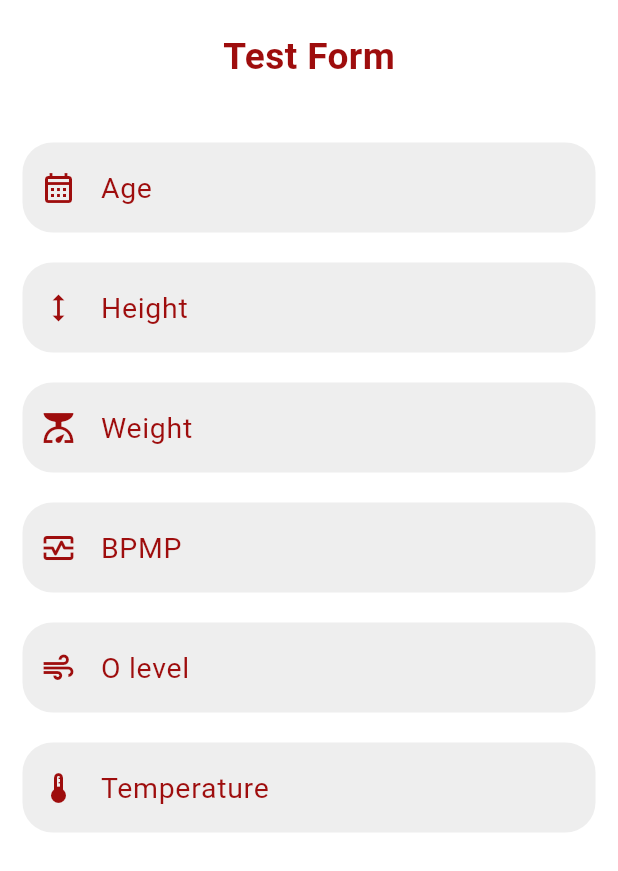
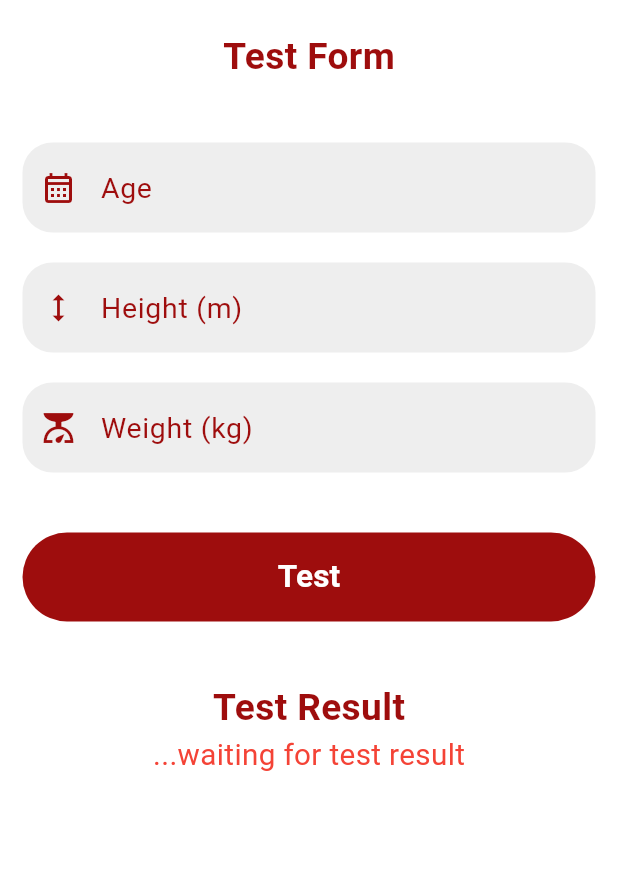
Before and after one commit to TegaO1/Pulse, a Flutter app: the TestPage screen opened directly, on a phone screen of 412 x 824 dp. Shown: the top 871 px of the screen. Run offline on Flutter 3.47's test engine with Material 3 defaults, Android fonts, the phone set to English and light mode, and no system bars; our stand-ins replace icons_plus.

Commit message:
test page updated

```diff
--- a/lib/screens/test_page.dart
+++ b/lib/screens/test_page.dart
@@ -1,14 +1,102 @@
 import 'package:flutter/material.dart';
 import 'package:pulse/constants.dart';
+import 'package:pulse/custom_widgets/custom_elevated_button.dart';
 import 'package:pulse/custom_widgets/custom_text_field.dart';
 
-class TestPage extends StatelessWidget {
+class TestPage extends StatefulWidget {
   const TestPage({super.key});
+
+  @override
+  State<TestPage> createState() => _TestPageState();
+}
+
+class _TestPageState extends State<TestPage> {
+  final TextEditingController heightController = TextEditingController();
+  final TextEditingController weightController = TextEditingController();
+  final TextEditingController ageController = TextEditingController();
+  bool isTested = false;
+  double bmi = 0.0;
+  String ageGrade = "";
+  String healthStatus = "";
+
+  Map<String, Map<String, double>> bmiScale = {
+    "Children": {
+      "Underweight": 0.005,
+      "Healthy": 0.85,
+      "Overweight": 0.95,
+    },
+    "Adult": {
+      "Underweight": 18.5,
+      "Healthy": 24.9,
+      "Overweight": 29.9,
+      "Obesity C1": 34.9,
+      "Obesity C2": 39.9,
+    },
+    "Older Adult": {
+      "Underweight": 18.5,
+      "Healthy": 24.9,
+      "Overweight": 29.9,
+    },
+  };
+
+  void calculateBMI(double weight, double height) {
+    // Calculate BMI using the formula: BMI = weight (kg) / height (m)^2
+    setState(() {
+      bmi = weight / (height * height);
+      determineAgeGrade(int.parse(ageController.text));
+      checkHealthStatus();
+      isTested = true;
+    });
+  }
+
+  void determineAgeGrade(int age) {
+    if (age >= 2 && age <= 19) {
+      ageGrade = "Children";
+    } else if (age >= 20 && age <= 64) {
+      ageGrade = "Adult";
+    } else if (age >= 65) {
+      ageGrade = "Older Adult";
+    } else {
+      ageGrade = "Unknown";
+    }
+  }
+
+  void checkHealthStatus() {
+    if (ageGrade == "Children") {
+      if (bmi < bmiScale[ageGrade]!["Underweight"]!) {
+        healthStatus = "Underweight";
+      } else if (bmi < bmiScale[ageGrade]!["Healthy"]!) {
+        healthStatus = "Healthy";
+      } else if (bmi < bmiScale[ageGrade]!["Overweight"]!) {
+        healthStatus = "Overweight";
+      } else {
+        healthStatus = "Obese";
+      }
+    } else if (ageGrade == "Adult" || ageGrade == "Older Adult") {
+      if (bmi < bmiScale[ageGrade]!["Underweight"]!) {
+        healthStatus = "Underweight";
+      } else if (bmi <= bmiScale[ageGrade]!["Healthy"]!) {
+        healthStatus = "Healthy";
+      } else if (bmi <= bmiScale[ageGrade]!["Overweight"]!) {
+        healthStatus = "Overweight";
+      } else if (ageGrade == "Adult" &&
+          bmi <= bmiScale[ageGrade]!["Obesity C1"]!) {
+        healthStatus = "Obesity C1";
+      } else if (ageGrade == "Adult" &&
+          bmi <= bmiScale[ageGrade]!["Obesity C2"]!) {
+        healthStatus = "Obesity C2";
+      } else {
+        healthStatus = "Severe Obesity";
+      }
+    } else {
+      healthStatus = "Unknown";
+    }
+  }
 
   @override
   Widget build(BuildContext context) {
     double screenHeight = MediaQuery.of(context).size.height;
-    // double screenWidth = MediaQuery.of(context).size.width;
+
     return Scaffold(
       backgroundColor: Colors.white,
       body: SafeArea(
@@ -26,35 +114,93 @@ class TestPage extends StatelessWidget {
                   ),
                 ),
                 smallSpace2x,
-                const CustomTextFormField(
+                CustomTextFormField(
                   hint: 'Age',
                   prefixIcon: Icon(Icons.calendar_month_outlined),
+                  controller: ageController,
                 ),
                 smallSpace,
-                const CustomTextFormField(
-                  hint: 'Height',
+                CustomTextFormField(
+                  hint: 'Height (m)',
                   prefixIcon: Icon(Icons.height_outlined),
+                  controller: heightController,
                 ),
                 smallSpace,
-                const CustomTextFormField(
-                  hint: 'Weight',
+                CustomTextFormField(
+                  hint: 'Weight (kg)',
                   prefixIcon: Icon(Icons.scale),
+                  controller: weightController,
                 ),
-                smallSpace,
-                const CustomTextFormField(
-                  hint: 'BPMP',
-                  prefixIcon: Icon(Icons.monitor_heart_outlined),
+                smallSpace2x,
+                CustomElevatedButton(
+                  value: "Test",
+                  onPressedFunc: () {
+                    calculateBMI(
+                      double.parse(weightController.text),
+                      double.parse(heightController.text),
+                    );
+                  },
+                  isExpanded: true,
                 ),
-                smallSpace,
-                const CustomTextFormField(
-                  hint: 'O level',
-                  prefixIcon: Icon(Icons.air_outlined),
+                smallSpace2x,
+                Text(
+                  'Test Result',
+                  style: TextStyle(
+                    fontSize: 0.03 * screenHeight,
+                    color: primaryColor,
+                    fontWeight: FontWeight.w600,
+                  ),
                 ),
-                smallSpace,
-                const CustomTextFormField(
-                  hint: 'Temperature',
-                  prefixIcon: Icon(Icons.thermostat_outlined),
-                ),
+                if (isTested)
+                  Container(
+                    // alignment: Alignment.center,
+                    padding: EdgeInsets.symmetric(
+                      horizontal: 20.0,
+                      vertical: 10,
+                    ),
+                    decoration: BoxDecoration(
+                      color: secondaryColor,
+                      borderRadius: BorderRadius.circular(20),
+                    ),
+                    child: Column(
+                      crossAxisAlignment: CrossAxisAlignment.start,
+                      children: [
+                        SizedBox(width: double.infinity),
+                        Text(
+                          'BMI: ${bmi.toStringAsFixed(4)}',
+                          style: TextStyle(
+                            fontSize: 0.024 * screenHeight,
+                            fontWeight: FontWeight.w600,
+                          ),
+                        ),
+                        Text(
+                          'Age Grade: $ageGrade',
+                          style: TextStyle(
+                            fontSize: 0.024 * screenHeight,
+                            fontWeight: FontWeight.w600,
+                          ),
+                        ),
+                        Text(
+                          'Health Status: $healthStatus',
+                          style: TextStyle(
+                            fontSize: 0.024 * screenHeight,
+                            fontWeight: FontWeight.w600,
+                            color: healthStatus == "Healthy"
+                                ? Colors.green
+                                : Colors.red,
+                          ),
+                        ),
+                      ],
+                    ),
+                  ),
+                if (!isTested)
+                  Text(
+                    "...waiting for test result",
+                    style: TextStyle(
+                      fontSize: 0.024 * screenHeight,
+                      color: Colors.red,
+                    ),
+                  ),
               ],
             ),
           ),
```
Also changed, not shown: lib/screens/profile_page.dart (+10 -10 lines).
